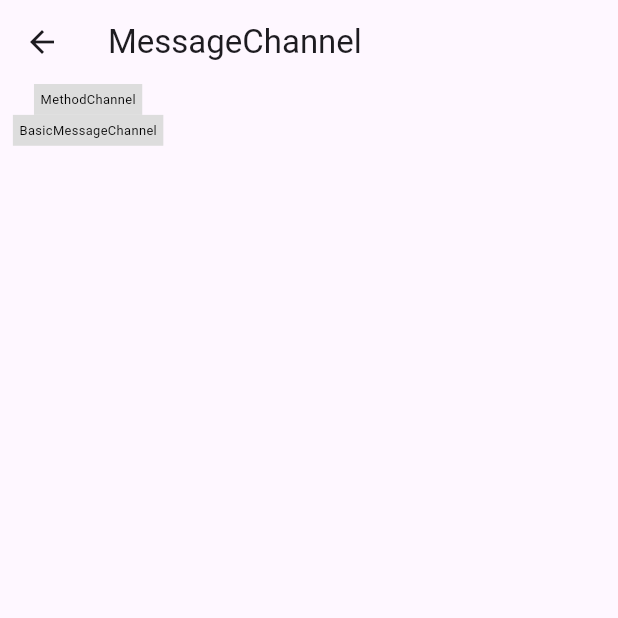
After one commit to xiaolanlaia/flutter_utils, a Flutter app: the PageMessageChannel screen opened directly, on a phone screen of 412 x 824 dp, the top half of it. The commit adds this screen. Run offline on Flutter 3.47's test engine with Material 3 defaults, Android fonts, the phone set to English and light mode, and no system bars; our stand-ins replace easy_refresh, logger, webview_flutter.

Commit message:
feat: Flutter和原生通信

```diff
--- /dev/null
+++ b/lib/ui/communicate/page_message_channel.dart
@@ -0,0 +1,96 @@
+import 'package:flutter/material.dart';
+import 'package:flutter/services.dart';
+import 'package:flutter_utils/utils/log_utils.dart';
+
+import '../../utils/res_colors.dart';
+import '../../utils/screen_adapter.dart';
+
+///
+/// @Description
+/// @Author WuJianFeng
+/// @Date 2024/3/8 16:35
+///
+
+class PageMessageChannel extends StatefulWidget{
+  const PageMessageChannel({super.key});
+
+  @override
+  State<StatefulWidget> createState() => _PageMessageChannelState();
+
+}
+
+class _PageMessageChannelState extends State<PageMessageChannel>{
+
+  late MethodChannel methodChannel;
+
+  late BasicMessageChannel<String> basicMessageChannel;
+
+  late EventChannel _eventChannel;
+
+  @override
+  void initState() {
+    // TODO: implement initState
+    super.initState();
+    basicMessageChannel = const BasicMessageChannel<String>("BasicMessageChannel",StringCodec());
+
+    basicMessageChannel.setMessageHandler((message) async {
+      print("__BasicMessageChannel 从原生获得数据:$message");
+      return "${message}";
+    });
+
+    methodChannel = MethodChannel("MethodChannel");
+
+    _eventChannel = const EventChannel("EventChannel");
+
+    _eventChannel.receiveBroadcastStream().listen( (event){
+      LogUtils.d("__EventChannel 接收到Android的消息:$event");
+    },onDone: (){
+      print("__EventChannel 完成");
+    },onError: (error){
+      print("__EventChannel 失败：$error");
+    });
+
+
+  }
+
+  @override
+  Widget build(BuildContext context) {
+    return Scaffold(
+      appBar: AppBar(title: const Text('MessageChannel')),
+      body: Column(
+        children: [
+          /// MethodChannel
+          InkWell(
+            onTap: () async {
+              /// 给原生发消息并获得返回值
+              String returnValue = await methodChannel.invokeMethod("张三");
+              LogUtils.d("__MethodChannel 从原生Android的java方法返回的值是："+returnValue);
+            },
+            child: Container(
+              color: color_dddddd,
+              padding: EdgeInsets.all(Adapt.pt(20)),
+              margin: EdgeInsets.only(left: Adapt.pt(40)),
+              child: Text("MethodChannel", style: TextStyle(fontSize: Adapt.pt(40),color: Colors.black)),
+            ),
+          ),
+
+          /// BasicMessageChannel
+          InkWell(
+            onTap: () async {
+
+              basicMessageChannel.send("to Android");
+
+            },
+            child: Container(
+              color: color_dddddd,
+              padding: EdgeInsets.all(Adapt.pt(20)),
+              margin: EdgeInsets.only(left: Adapt.pt(40)),
+              child: Text("BasicMessageChannel", style: TextStyle(fontSize: Adapt.pt(40),color: Colors.black)),
+            ),
+          )
+        ],
+      ),
+    );
+  }
+
+}
--- a/lib/ui/page_home.dart
+++ b/lib/ui/page_home.dart
@@ -4,6 +4,7 @@ import 'package:flutter_utils/ui/refresh/page_refresh.dart';
 import 'package:flutter_utils/ui/tabbar/page_tabbar.dart';
 import 'package:flutter_utils/ui/webview/page_webview.dart';
 import 'assets/page_assets.dart';
+import 'communicate/page_message_channel.dart';
 import 'future/page_future.dart';
 import 'provider/page_provider_first.dart';
 
@@ -14,7 +15,8 @@ const future = "Future";
 const webView = "WebView";
 const pageTabBar = "PageTabBar";
 const assets = "Assets";
-const pageList = [provider,pageView,easyRefresh,future,webView,pageTabBar,assets];
+const messageChannel = "MessageChannel";
+const pageList = [provider,pageView,easyRefresh,future,webView,pageTabBar,assets,messageChannel];
 
 class HomePage extends StatelessWidget{
   const HomePage({super.key});
@@ -56,6 +58,10 @@ class HomePage extends StatelessWidget{
                   Navigator.of(context).push(MaterialPageRoute(builder: (context) => PageAssets()));
                   break;
                 }
+                case messageChannel:{
+                  Navigator.of(context).push(MaterialPageRoute(builder: (context) => PageMessageChannel()));
+                  break;
+                }
               }
             },
             child: Container(
```
Also changed, not shown: lib/utils/res_colors.dart (+11 -1 lines), 1 other file.
